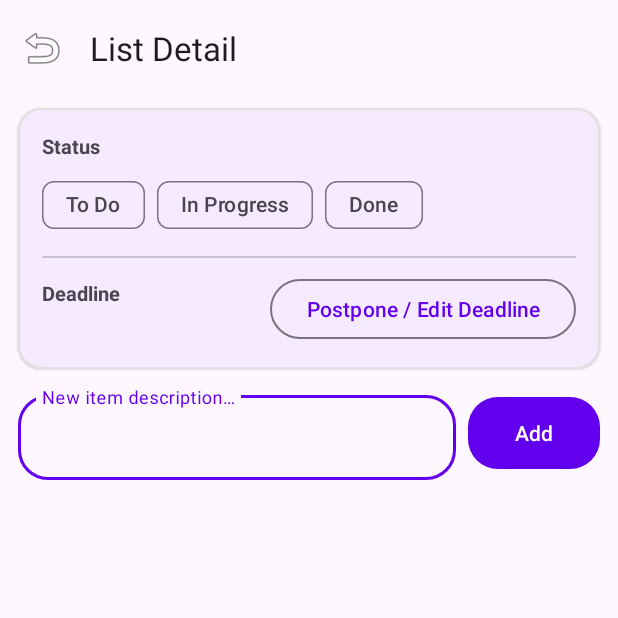
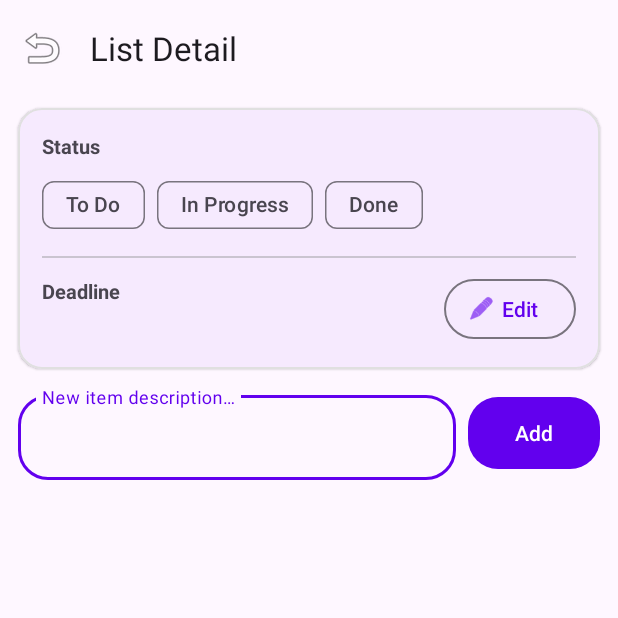
Before and after one commit to huba79/kotlin_learning, an Android app: the ListDetailActivity screen opened directly, with no data from a screen before it, on a phone screen of 412 x 824 dp, the top half of it. Run offline under Robolectric (Android 15) with nearby library versions, the phone set to English and light mode, and no system bars; 1 statement that could not run was skipped.

Commit message:
Fix deadline layout in activity_list_detail to prevent squeezing label and timestamp

```diff
--- a/app/todolist/src/main/res/layout/activity_list_detail.xml
+++ b/app/todolist/src/main/res/layout/activity_list_detail.xml
@@ -99,16 +99,19 @@
                         android:layout_height="wrap_content"
                         android:layout_marginTop="2dp"
                         android:textColor="?attr/colorOnSurface"
-                        android:textSize="14sp"
+                        android:textSize="15sp"
+                        android:textStyle="bold"
                         tools:text="Due: Nov 17, 2026, 22:30" />
                 </LinearLayout>
 
                 <com.google.android.material.button.MaterialButton
                     android:id="@+id/btnEditDeadline"
-                    style="@style/Widget.Material3.Button.OutlinedButton"
+                    style="@style/Widget.Material3.Button.OutlinedButton.Icon"
                     android:layout_width="wrap_content"
                     android:layout_height="wrap_content"
-                    android:text="@string/action_change_deadline" />
+                    android:layout_marginStart="8dp"
+                    android:text="@string/action_edit"
+                    app:icon="@android:drawable/ic_menu_edit" />
             </LinearLayout>
 
         </LinearLayout>
```
